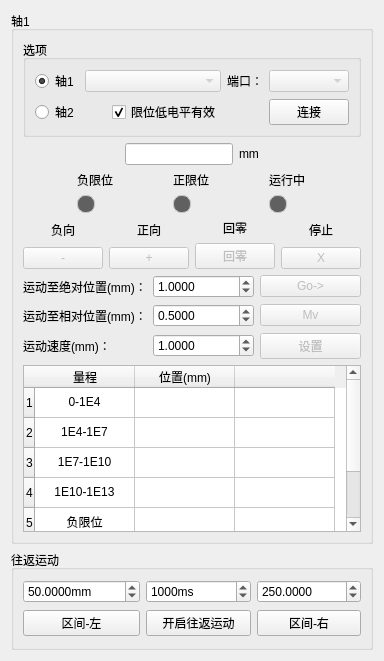
Above: controlwidget.ui from MrXiaomao/Cu_Activation before the change. Below: the same form after it.
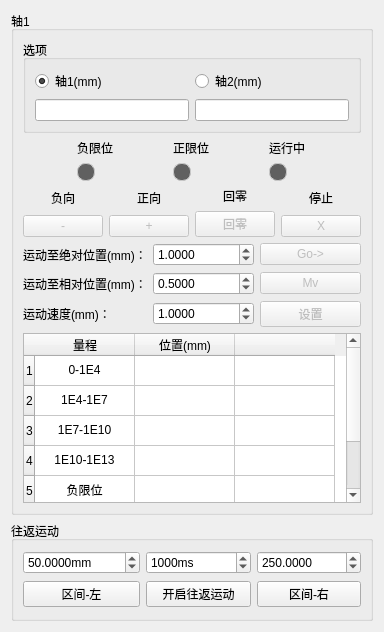
That is the form after the change.

```diff
--- a/controlwidget.ui
+++ b/controlwidget.ui
@@ -7,7 +7,7 @@
     <x>0</x>
     <y>0</y>
     <width>366</width>
-    <height>661</height>
+    <height>632</height>
    </rect>
   </property>
   <property name="windowTitle">
@@ -20,62 +20,109 @@
       <string>轴1</string>
      </property>
      <layout class="QGridLayout" name="gridLayout_3">
+      <item row="4" column="2">
+       <widget class="QPushButton" name="pushButton_absolute_position">
+        <property name="enabled">
+         <bool>false</bool>
+        </property>
+        <property name="text">
+         <string>Go-&gt;</string>
+        </property>
+       </widget>
+      </item>
       <item row="1" column="0" colspan="3">
-       <layout class="QHBoxLayout" name="horizontalLayout_2">
-        <item>
-         <spacer name="horizontalSpacer_2">
-          <property name="orientation">
-           <enum>Qt::Horizontal</enum>
+       <layout class="QGridLayout" name="gridLayout_2">
+        <item row="0" column="3">
+         <widget class="QLabel" name="label_7">
+          <property name="text">
+           <string>运行中</string>
           </property>
-          <property name="sizeHint" stdset="0">
-           <size>
-            <width>40</width>
-            <height>20</height>
-           </size>
+          <property name="alignment">
+           <set>Qt::AlignCenter</set>
           </property>
-         </spacer>
+         </widget>
         </item>
-        <item>
-         <widget class="QLineEdit" name="lineEdit_position">
+        <item row="1" column="3">
+         <widget class="QLabel" name="label_running">
+          <property name="styleSheet">
+           <string notr="true">min-width:16px;
+min-height:16px;
+max-width:16px;
+max-height:16px;
+border-radius: 8px;
+border:1px solid rgb(200, 200, 200);
+background-color: rgb(96, 96, 96);</string>
+          </property>
+          <property name="text">
+           <string/>
+          </property>
           <property name="alignment">
            <set>Qt::AlignCenter</set>
           </property>
-          <property name="readOnly">
-           <bool>true</bool>
+         </widget>
+        </item>
+        <item row="1" column="1">
+         <widget class="QLabel" name="label_negative">
+          <property name="styleSheet">
+           <string notr="true">min-width:16px;
+min-height:16px;
+max-width:16px;
+max-height:16px;
+border-radius: 8px;
+border:1px solid rgb(200, 200, 200);
+background-color: rgb(96, 96, 96);</string>
           </property>
+          <property name="text">
+           <string/>
+          </property>
+          <property name="alignment">
+           <set>Qt::AlignCenter</set>
+          </property>
          </widget>
         </item>
-        <item>
-         <widget class="QLabel" name="label_8">
+        <item row="1" column="2">
+         <widget class="QLabel" name="label_positive">
+          <property name="styleSheet">
+           <string notr="true">min-width:16px;
+min-height:16px;
+max-width:16px;
+max-height:16px;
+border-radius: 8px;
+border:1px solid rgb(200, 200, 200);
+background-color: rgb(96, 96, 96);</string>
+          </property>
           <property name="text">
-           <string>mm</string>
+           <string/>
           </property>
+          <property name="alignment">
+           <set>Qt::AlignCenter</set>
+          </property>
          </widget>
         </item>
-        <item>
-         <spacer name="horizontalSpacer_3">
-          <property name="orientation">
-           <enum>Qt::Horizontal</enum>
+        <item row="0" column="1">
+         <widget class="QLabel" name="label_5">
+          <property name="text">
+           <string>负限位</string>
           </property>
-          <property name="sizeHint" stdset="0">
-           <size>
-            <width>40</width>
-            <height>20</height>
-           </size>
+          <property name="alignment">
+           <set>Qt::AlignCenter</set>
           </property>
-         </spacer>
+         </widget>
+        </item>
+        <item row="0" column="2">
+         <widget class="QLabel" name="label_3">
+          <property name="text">
+           <string>正限位</string>
+          </property>
+          <property name="alignment">
+           <set>Qt::AlignCenter</set>
+          </property>
+         </widget>
         </item>
        </layout>
       </item>
-      <item row="9" column="0">
-       <widget class="QLabel" name="label_15">
-        <property name="text">
-         <string>运动速度(mm)：</string>
-        </property>
-       </widget>
-      </item>
-      <item row="5" column="1">
-       <widget class="QDoubleSpinBox" name="doubleSpinBox_absolute_position">
+      <item row="6" column="1">
+       <widget class="QDoubleSpinBox" name="doubleSpinBox_relative_position">
         <property name="decimals">
          <number>4</number>
         </property>
@@ -86,28 +133,67 @@
          <double>0.010000000000000</double>
         </property>
         <property name="value">
+         <double>0.500000000000000</double>
+        </property>
+       </widget>
+      </item>
+      <item row="8" column="1">
+       <widget class="QDoubleSpinBox" name="doubleSpinBox_speed">
+        <property name="decimals">
+         <number>4</number>
+        </property>
+        <property name="singleStep">
+         <double>0.010000000000000</double>
+        </property>
+        <property name="value">
          <double>1.000000000000000</double>
         </property>
        </widget>
       </item>
-      <item row="9" column="2">
-       <widget class="QPushButton" name="pushButton_speed">
-        <property name="enabled">
-         <bool>false</bool>
+      <item row="0" column="0" colspan="3">
+       <widget class="QGroupBox" name="groupBox_2">
+        <property name="title">
+         <string>选项</string>
         </property>
-        <property name="text">
-         <string>设置</string>
-        </property>
+        <layout class="QGridLayout" name="gridLayout">
+         <item row="0" column="0">
+          <widget class="QRadioButton" name="radioButton_01">
+           <property name="text">
+            <string>轴1(mm)</string>
+           </property>
+           <property name="checked">
+            <bool>true</bool>
+           </property>
+          </widget>
+         </item>
+         <item row="0" column="1">
+          <widget class="QRadioButton" name="radioButton_02">
+           <property name="text">
+            <string>轴2(mm)</string>
+           </property>
+          </widget>
+         </item>
+         <item row="1" column="0">
+          <widget class="QLineEdit" name="lineEdit_position">
+           <property name="alignment">
+            <set>Qt::AlignCenter</set>
+           </property>
+           <property name="readOnly">
+            <bool>true</bool>
+           </property>
+          </widget>
+         </item>
+         <item row="1" column="1">
+          <widget class="QLineEdit" name="lineEdit_position_2">
+           <property name="alignment">
+            <set>Qt::AlignCenter</set>
+           </property>
+          </widget>
+         </item>
+        </layout>
        </widget>
       </item>
-      <item row="7" column="0">
-       <widget class="QLabel" name="label_14">
-        <property name="text">
-         <string>运动至相对位置(mm)：</string>
-        </property>
-       </widget>
-      </item>
-      <item row="10" column="0" colspan="3">
+      <item row="9" column="0" colspan="3">
        <widget class="QTableWidget" name="tableWidget_position">
         <row>
          <property name="text">
@@ -252,7 +338,17 @@
         </item>
        </widget>
       </item>
-      <item row="3" column="0" colspan="3">
+      <item row="6" column="2">
+       <widget class="QPushButton" name="pushButton_relative_position">
+        <property name="enabled">
+         <bool>false</bool>
+        </property>
+        <property name="text">
+         <string>Mv</string>
+        </property>
+       </widget>
+      </item>
+      <item row="2" column="0" colspan="3">
        <layout class="QHBoxLayout" name="horizontalLayout">
         <item>
          <layout class="QVBoxLayout" name="verticalLayout_4">
@@ -352,214 +448,50 @@
         </item>
        </layout>
       </item>
-      <item row="5" column="0">
+      <item row="6" column="0">
+       <widget class="QLabel" name="label_14">
+        <property name="text">
+         <string>运动至相对位置(mm)：</string>
+        </property>
+       </widget>
+      </item>
+      <item row="8" column="2">
+       <widget class="QPushButton" name="pushButton_speed">
+        <property name="enabled">
+         <bool>false</bool>
+        </property>
+        <property name="text">
+         <string>设置</string>
+        </property>
+       </widget>
+      </item>
+      <item row="4" column="1">
+       <widget class="QDoubleSpinBox" name="doubleSpinBox_absolute_position">
+        <property name="decimals">
+         <number>4</number>
+        </property>
+        <property name="maximum">
+         <double>999.990000000000009</double>
+        </property>
+        <property name="singleStep">
+         <double>0.010000000000000</double>
+        </property>
+        <property name="value">
+         <double>1.000000000000000</double>
+        </property>
+       </widget>
+      </item>
+      <item row="4" column="0">
        <widget class="QLabel" name="label_13">
         <property name="text">
          <string>运动至绝对位置(mm)：</string>
         </property>
        </widget>
       </item>
-      <item row="0" column="0" colspan="3">
-       <widget class="QGroupBox" name="groupBox_2">
-        <property name="title">
-         <string>选项</string>
-        </property>
-        <layout class="QGridLayout" name="gridLayout">
-         <item row="0" column="0">
-          <widget class="QRadioButton" name="radioButton_01">
-           <property name="text">
-            <string>轴1</string>
-           </property>
-           <property name="checked">
-            <bool>true</bool>
-           </property>
-          </widget>
-         </item>
-         <item row="0" column="3">
-          <widget class="QLabel" name="label_2">
-           <property name="text">
-            <string>端口：</string>
-           </property>
-          </widget>
-         </item>
-         <item row="0" column="1" colspan="2">
-          <widget class="QComboBox" name="comboBox_ip">
-           <property name="enabled">
-            <bool>false</bool>
-           </property>
-          </widget>
-         </item>
-         <item row="2" column="4">
-          <widget class="QPushButton" name="pushButton_connect">
-           <property name="text">
-            <string>连接</string>
-           </property>
-          </widget>
-         </item>
-         <item row="2" column="2">
-          <widget class="QCheckBox" name="checkBox_limit">
-           <property name="text">
-            <string>限位低电平有效</string>
-           </property>
-           <property name="checked">
-            <bool>true</bool>
-           </property>
-          </widget>
-         </item>
-         <item row="0" column="4">
-          <widget class="QComboBox" name="comboBox_port">
-           <property name="enabled">
-            <bool>false</bool>
-           </property>
-          </widget>
-         </item>
-         <item row="2" column="0">
-          <widget class="QRadioButton" name="radioButton_02">
-           <property name="text">
-            <string>轴2</string>
-           </property>
-          </widget>
-         </item>
-        </layout>
-       </widget>
-      </item>
-      <item row="5" column="2">
-       <widget class="QPushButton" name="pushButton_absolute_position">
-        <property name="enabled">
-         <bool>false</bool>
-        </property>
+      <item row="8" column="0">
+       <widget class="QLabel" name="label_15">
         <property name="text">
-         <string>Go-&gt;</string>
-        </property>
-       </widget>
-      </item>
-      <item row="2" column="0" colspan="3">
-       <layout class="QGridLayout" name="gridLayout_2">
-        <item row="0" column="3">
-         <widget class="QLabel" name="label_7">
-          <property name="text">
-           <string>运行中</string>
-          </property>
-          <property name="alignment">
-           <set>Qt::AlignCenter</set>
-          </property>
-         </widget>
-        </item>
-        <item row="1" column="3">
-         <widget class="QLabel" name="label_running">
-          <property name="styleSheet">
-           <string notr="true">min-width:16px;
-min-height:16px;
-max-width:16px;
-max-height:16px;
-border-radius: 8px;
-border:1px solid rgb(200, 200, 200);
-background-color: rgb(96, 96, 96);</string>
-          </property>
-          <property name="text">
-           <string/>
-          </property>
-          <property name="alignment">
-           <set>Qt::AlignCenter</set>
-          </property>
-         </widget>
-        </item>
-        <item row="1" column="1">
-         <widget class="QLabel" name="label_negative">
-          <property name="styleSheet">
-           <string notr="true">min-width:16px;
-min-height:16px;
-max-width:16px;
-max-height:16px;
-border-radius: 8px;
-border:1px solid rgb(200, 200, 200);
-background-color: rgb(96, 96, 96);</string>
-          </property>
-          <property name="text">
-           <string/>
-          </property>
-          <property name="alignment">
-           <set>Qt::AlignCenter</set>
-          </property>
-         </widget>
-        </item>
-        <item row="1" column="2">
-         <widget class="QLabel" name="label_positive">
-          <property name="styleSheet">
-           <string notr="true">min-width:16px;
-min-height:16px;
-max-width:16px;
-max-height:16px;
-border-radius: 8px;
-border:1px solid rgb(200, 200, 200);
-background-color: rgb(96, 96, 96);</string>
-          </property>
-          <property name="text">
-           <string/>
-          </property>
-          <property name="alignment">
-           <set>Qt::AlignCenter</set>
-          </property>
-         </widget>
-        </item>
-        <item row="0" column="1">
-         <widget class="QLabel" name="label_5">
-          <property name="text">
-           <string>负限位</string>
-          </property>
-          <property name="alignment">
-           <set>Qt::AlignCenter</set>
-          </property>
-         </widget>
-        </item>
-        <item row="0" column="2">
-         <widget class="QLabel" name="label_3">
-          <property name="text">
-           <string>正限位</string>
-          </property>
-          <property name="alignment">
-           <set>Qt::AlignCenter</set>
-          </property>
-         </widget>
-        </item>
-       </layout>
-      </item>
-      <item row="7" column="2">
-       <widget class="QPushButton" name="pushButton_relative_position">
-        <property name="enabled">
-         <bool>false</bool>
-        </property>
-        <property name="text">
-         <string>Mv</string>
-        </property>
-       </widget>
-      </item>
-      <item row="7" column="1">
-       <widget class="QDoubleSpinBox" name="doubleSpinBox_relative_position">
-        <property name="decimals">
-         <number>4</number>
-        </property>
-        <property name="maximum">
-         <double>999.990000000000009</double>
-        </property>
-        <property name="singleStep">
-         <double>0.010000000000000</double>
-        </property>
-        <property name="value">
-         <double>0.500000000000000</double>
-        </property>
-       </widget>
-      </item>
-      <item row="9" column="1">
-       <widget class="QDoubleSpinBox" name="doubleSpinBox_speed">
-        <property name="decimals">
-         <number>4</number>
-        </property>
-        <property name="singleStep">
-         <double>0.010000000000000</double>
-        </property>
-        <property name="value">
-         <double>1.000000000000000</double>
+         <string>运动速度(mm)：</string>
         </property>
        </widget>
       </item>
```
